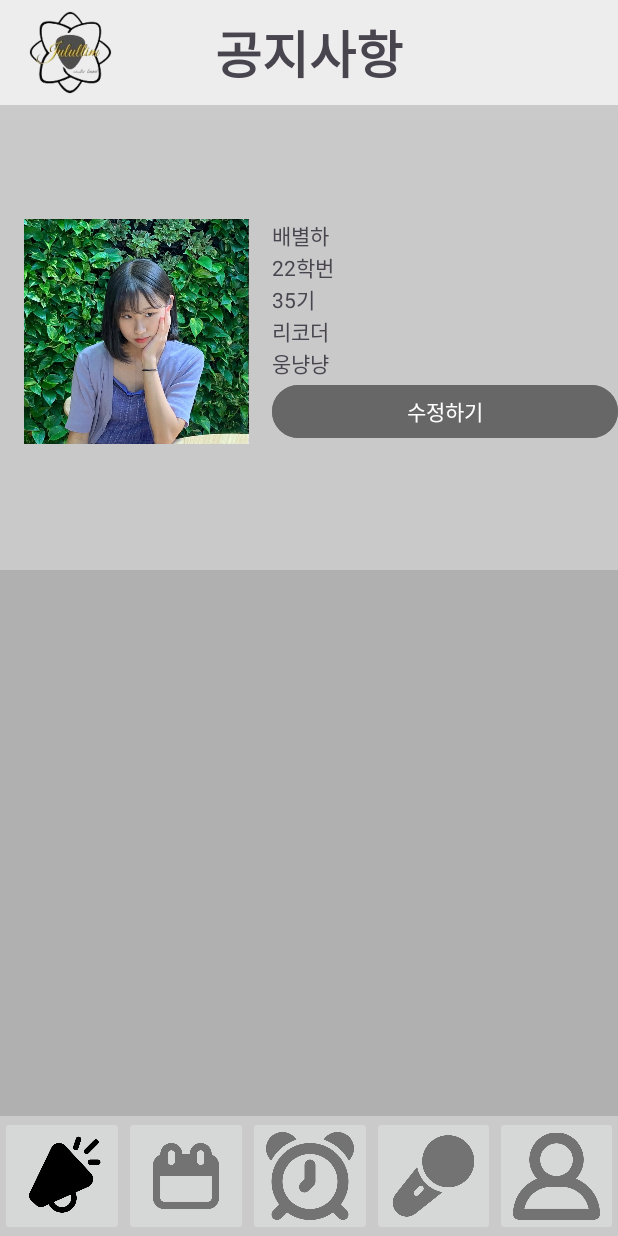
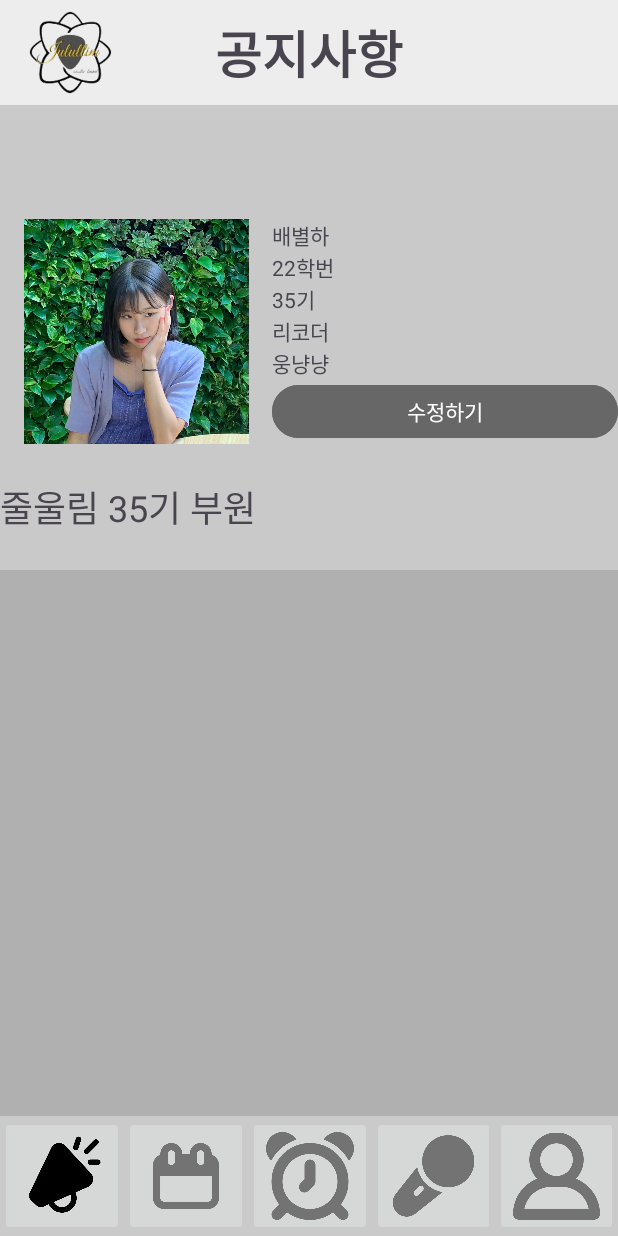
Before and after one commit to Haro5970/Jul_Allim, an Android app: the fragment ProfileFragment placed in its activity, on a phone screen of 412 x 824 dp. Run offline under Robolectric (Android 15) with nearby library versions, the phone set to English and light mode, and no system bars; our stand-ins replace Firebase (no records; nobody signed in at launch, a user with empty details on screens opened directly).

Commit message:
별하 프로필 변경

```diff
--- a/app/src/main/res/layout/fragment_profile.xml
+++ b/app/src/main/res/layout/fragment_profile.xml
@@ -83,24 +83,6 @@
 
     </LinearLayout>
 
-    <LinearLayout
-        android:layout_width="match_parent"
-        android:layout_height="match_parent"
-        android:layout_marginTop="250dp"
-        android:layout_marginBottom="450dp"
-        android:orientation="vertical"
-        app:layout_constraintBottom_toBottomOf="parent"
-        app:layout_constraintEnd_toEndOf="parent"
-        app:layout_constraintStart_toStartOf="parent"
-        app:layout_constraintTop_toTopOf="parent">
-
-        <TextView
-            android:id="@+id/textView2"
-            android:layout_width="match_parent"
-            android:layout_height="wrap_content"
-            android:text="줄울림 35기 부원" />
-    </LinearLayout>
-
     <androidx.recyclerview.widget.RecyclerView
         android:layout_width="match_parent"
         android:layout_height="match_parent"
@@ -113,4 +95,14 @@
         tools:layout_editor_absoluteX="5dp">
 
     </androidx.recyclerview.widget.RecyclerView>
+
+    <TextView
+        android:id="@+id/textView"
+        android:layout_width="wrap_content"
+        android:layout_height="wrap_content"
+        android:layout_marginTop="24dp"
+        android:text="줄울림 35기 부원 "
+        android:textSize="24sp"
+        app:layout_constraintTop_toBottomOf="@+id/linearLayout3"
+        tools:layout_editor_absoluteX="116dp" />
 </androidx.constraintlayout.widget.ConstraintLayout>
```
